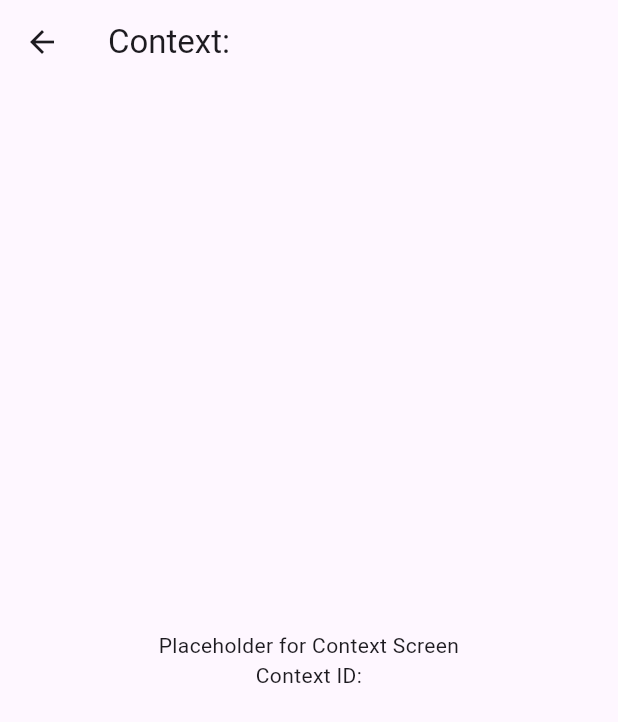
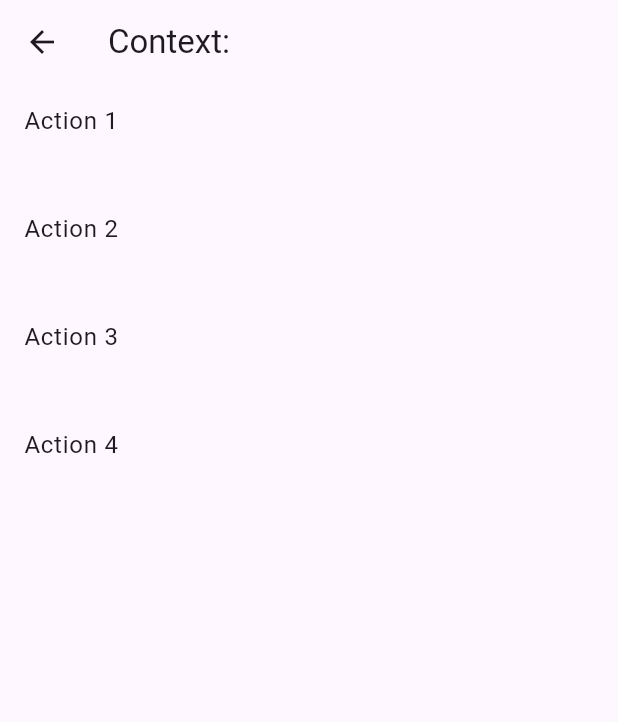
Before and after one commit to Aha43/Nam, a Flutter app: the ContextScreen screen opened directly with empty values, on a phone screen of 412 x 824 dp. Shown: the top 722 px of the screen. Run offline on Flutter 3.47's test engine with Material 3 defaults, Android fonts, the phone set to English and light mode, and no system bars; our stand-ins replace get_it.

Commit message:
showing actions in context view

```diff
--- /dev/null
+++ b/src/nam_app/lib/core/abstractions/services/action_service.dart
@@ -0,0 +1,5 @@
+import 'package:nam_app/core/entities/action.dart';
+
+abstract class ActionService {
+  Future<List<NamAction>> getAllActions();
+}
--- a/src/nam_app/lib/screens/context_screen.dart
+++ b/src/nam_app/lib/screens/context_screen.dart
@@ -1,22 +1,63 @@
 import 'package:flutter/material.dart';
+import 'package:nam_app/core/abstractions/services/action_service.dart';
+import 'package:nam_app/core/entities/action.dart';
+import 'package:nam_app/core/entities/context.dart';
 
 class ContextScreen extends StatelessWidget {
-  final String contextId;
+  final Context contextEntity;
+  final ActionService actionService;
 
-  const ContextScreen({required this.contextId, super.key});
+  const ContextScreen({
+    required this.contextEntity,
+    required this.actionService,
+    super.key,
+  });
 
   @override
   Widget build(BuildContext context) {
     return Scaffold(
       appBar: AppBar(
-        title: Text('Context: $contextId'),
+        title: Text('Context: ${contextEntity.name}'),
       ),
-      body: Center(
-        child: Text(
-          'Placeholder for Context Screen\nContext ID: $contextId',
-          textAlign: TextAlign.center,
-        ),
+      body: FutureBuilder<List<NamAction>>(
+        future: _getFilteredActions(),
+        builder: (context, snapshot) {
+          if (snapshot.connectionState == ConnectionState.waiting) {
+            return const Center(child: CircularProgressIndicator());
+          } else if (snapshot.hasError) {
+            return Center(child: Text('Error: ${snapshot.error}'));
+          } else if (!snapshot.hasData || snapshot.data!.isEmpty) {
+            return const Center(child: Text('No actions found for this context.'));
+          }
+
+          final actions = snapshot.data!;
+          return ListView.builder(
+            itemCount: actions.length,
+            itemBuilder: (context, index) {
+              final action = actions[index];
+              return ListTile(
+                title: Text(action.title),
+                subtitle: Text(action.description ?? ''),
+                trailing: action.projectId != null
+                    ? Text('Project: ${action.projectId}')
+                    : null,
+                onTap: () {
+                  // Open the edit action dialog (placeholder for now)
+                  print('Edit action: ${action.title}');
+                },
+              );
+            },
+          );
+        },
       ),
     );
   }
+
+  Future<List<NamAction>> _getFilteredActions() async {
+    final allActions = await actionService.getAllActions();
+    return allActions;
+    // return allActions.where((action) {
+    //   return contextEntity.ruleFunction(action, contextEntity.tags);
+    // }).toList();
+  }
 }
--- /dev/null
+++ b/src/nam_app/lib/services/action_service_impl.dart
@@ -0,0 +1,16 @@
+import 'package:nam_app/core/abstractions/services/action_service.dart';
+import 'package:nam_app/core/entities/action.dart';
+
+class InMemoryActionService implements ActionService {
+  final List<NamAction> _actions = [
+    NamAction(id: '1', title: 'Action 1', tags: ['work']),
+    NamAction(id: '2', title: 'Action 2', tags: ['home']),
+    NamAction(id: '3', title: 'Action 3', tags: ['errand']),
+    NamAction(id: '4', title: 'Action 4', tags: ['work', 'urgent']),
+  ];
+
+  @override
+  Future<List<NamAction>> getAllActions() async {
+    return _actions;
+  }
+}
--- a/src/nam_app/lib/widgets/main_menu.dart
+++ b/src/nam_app/lib/widgets/main_menu.dart
@@ -3,6 +3,7 @@ import 'package:nam_app/core/abstractions/services/context_service.dart';
 import 'package:nam_app/core/entities/context.dart';
 import 'package:nam_app/screens/context_screen.dart';
 import 'package:nam_app/screens/inbox_screen.dart';
+import 'package:nam_app/services/action_service_impl.dart';
 
 class MainMenu extends StatelessWidget {
   final ContextService contextService;
@@ -42,7 +43,10 @@ class MainMenu extends StatelessWidget {
                   title: Text(contextItem.name),
                   onTap: () {
                     Navigator.pop(context); // Close the drawer
-                    onNavigate(ContextScreen(contextId: contextItem.id));
+                    onNavigate(ContextScreen(
+                      contextEntity: contextItem,
+                      actionService: InMemoryActionService(), // Replace with actual service injection
+                    ));
                   },
                 );
               }),
```
